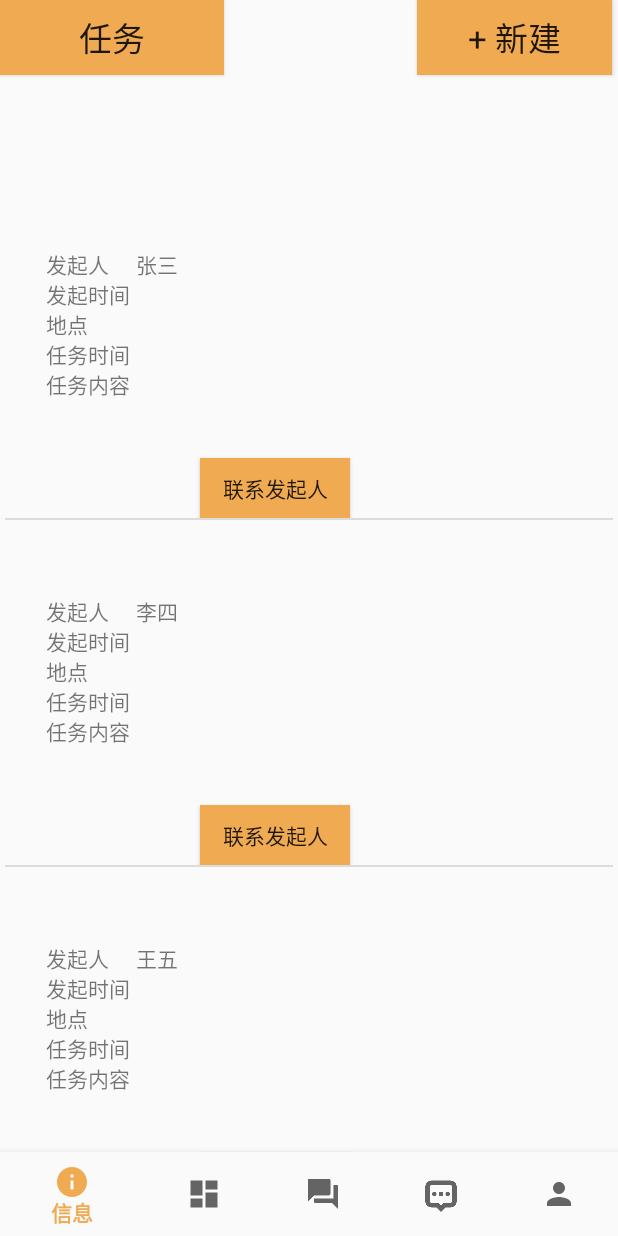
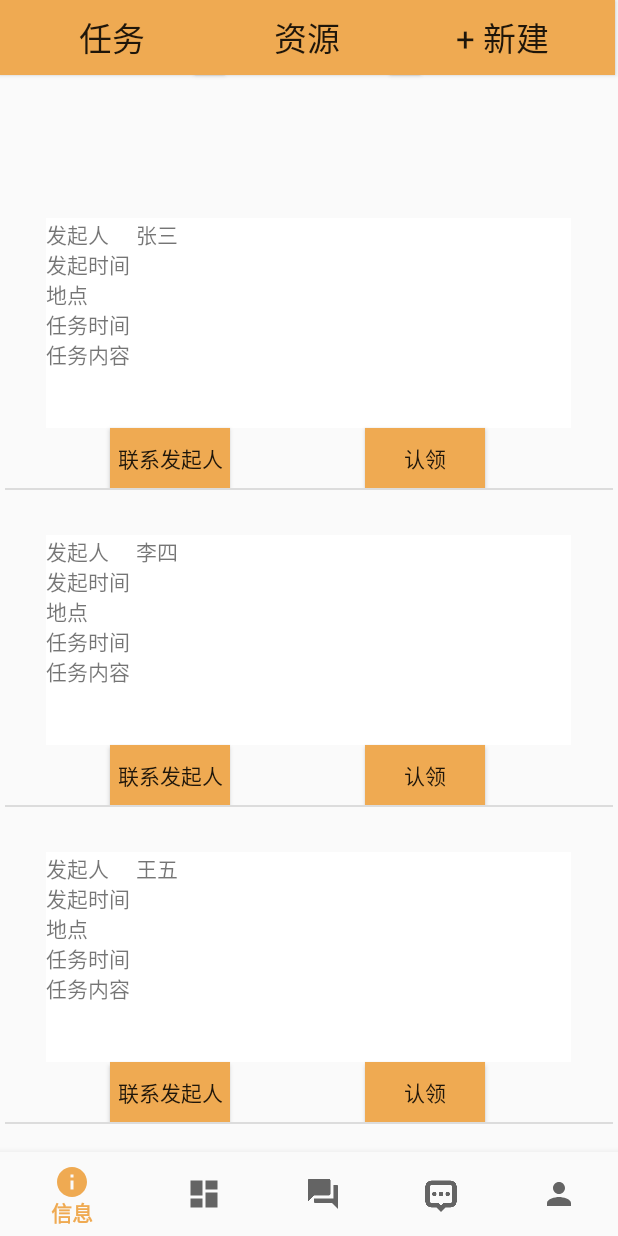
Before and after one commit to Cheungle/aid, an Android app: the DashboardFragment screen opened through its navigation route, after a tap on "任务", on a phone screen of 412 x 824 dp. Run offline under Robolectric (Android 15) with nearby library versions, the phone set to English and light mode, and no system bars; our stand-ins replace navigation-ui.

Commit message:
修改界面以及modell三个表

```diff
--- a/app/src/main/AndroidManifest.xml
+++ b/app/src/main/AndroidManifest.xml
@@ -66,7 +66,10 @@
             android:label="@string/app_name">
         </activity>
 
-        <activity android:name=".ui.dashboard.DashboardNewTaskReources"></activity>
+        <activity
+            android:name=".ui.dashboard.DashboardNewTaskReources"
+            android:label="@string/new_TR">
+        </activity>
 
     </application>
 
--- a/app/src/main/res/layout/fragment_dashboard.xml
+++ b/app/src/main/res/layout/fragment_dashboard.xml
@@ -4,40 +4,43 @@
     xmlns:tools="http://schemas.android.com/tools"
     android:layout_width="match_parent"
     android:layout_height="match_parent"
-    tools:context="com.example.aid.ui.dashboard.DashboardFragment">
+    tools:context=".ui.dashboard.DashboardFragment">
+
+
+    <Button
+        android:id="@+id/task_list"
+        android:layout_width="150dp"
+        android:layout_height="50dp"
+        android:layout_marginStart="0dp"
+        android:text="@string/task_tab"
+        android:background="#EFAA52"
+        android:textAppearance="@style/TextAppearance.AppCompat.Large"
+        app:layout_constraintStart_toStartOf="parent"
+        app:layout_constraintTop_toTopOf="parent"/>
+
+    <Button
+        android:id="@+id/resources_list"
+        android:layout_width="150dp"
+        android:layout_height="50dp"
+        android:layout_marginStart="130dp"
+        android:layout_marginTop="0dp"
+        android:text="@string/resources_tab"
+        android:background="#EFAA52"
+        android:textAppearance="@style/TextAppearance.AppCompat.Large"
+        app:layout_constraintStart_toStartOf="@id/task_list"
+        app:layout_constraintTop_toTopOf="parent"/>
 
     <Button
         android:id="@+id/new_task_resources"
-        android:layout_width="130dp"
+        android:layout_width="150dp"
         android:layout_height="50dp"
-        android:layout_marginEnd="4dp"
+        android:layout_marginStart="130dp"
+        android:layout_marginTop="0dp"
+        android:text="@string/new_button_tab"
         android:background="#EFAA52"
-        android:text="@string/new_button_tab"
         android:textAppearance="@style/TextAppearance.AppCompat.Large"
-        app:layout_constraintEnd_toEndOf="parent"
-        app:layout_constraintTop_toTopOf="parent" />
-
-    <Button
-        android:id="@+id/task_list"
-        android:layout_width="149dp"
-        android:layout_height="50dp"
-        android:background="#EFAA52"
-        android:text="@string/task_tab"
-        android:textAppearance="@style/TextAppearance.AppCompat.Large"
-        app:layout_constraintStart_toStartOf="parent"
-        app:layout_constraintTop_toTopOf="parent" />
-
-    <Button
-        android:id="@+id/resources_list"
-        android:layout_width="130dp"
-        android:layout_height="50dp"
-        android:background="#EFAA52"
-        android:text="@string/resources_tab"
-        android:textAppearance="@style/TextAppearance.AppCompat.Large"
-        app:layout_constraintEnd_toStartOf="@+id/task_list"
-        app:layout_constraintHorizontal_bias="0.484"
-        app:layout_constraintStart_toEndOf="@+id/new_task_resources"
-        app:layout_constraintTop_toTopOf="parent" />
+        app:layout_constraintStart_toStartOf="@id/resources_list"
+        app:layout_constraintTop_toTopOf="parent"/>
 
     <ListView
         android:id="@+id/task_resources_list"
--- a/app/src/main/res/layout/fragment_dashboard_task_item.xml
+++ b/app/src/main/res/layout/fragment_dashboard_task_item.xml
@@ -13,7 +13,8 @@
         android:layout_height="20dp"
         android:layout_marginStart="27dp"
         android:layout_marginLeft="10dp"
-        android:layout_marginTop="50dp"
+        android:layout_marginTop="30dp"
+        android:background="#FFFFFF"
         android:text="@string/TR_sponsor"
         app:layout_constraintStart_toStartOf="parent"
         app:layout_constraintTop_toTopOf="parent" />
@@ -24,7 +25,8 @@
         android:layout_width="290dp"
         android:layout_height="20dp"
         android:layout_marginStart="60dp"
-        android:layout_marginTop="50dp"
+        android:layout_marginTop="30dp"
+        android:background="#FFFFFF"
         app:layout_constraintStart_toStartOf="@id/task_sponsor"
         app:layout_constraintTop_toTopOf="parent" />
 
@@ -34,6 +36,7 @@
         android:layout_height="20dp"
         android:layout_marginStart="27dp"
         android:layout_marginTop="20dp"
+        android:background="#FFFFFF"
         android:text="@string/TR_time"
         app:layout_constraintStart_toStartOf="parent"
         app:layout_constraintTop_toTopOf="@id/task_sponsor"/>
@@ -44,6 +47,7 @@
         android:layout_height="20dp"
         android:layout_marginStart="60dp"
         android:layout_marginTop="20dp"
+        android:background="#FFFFFF"
         app:layout_constraintStart_toStartOf="@id/task_time"
         app:layout_constraintTop_toTopOf="@id/task_sponsor_detail" />
 
@@ -53,6 +57,7 @@
         android:layout_height="20dp"
         android:layout_marginStart="27dp"
         android:layout_marginTop="40dp"
+        android:background="#FFFFFF"
         android:text="@string/TR_location"
         app:layout_constraintStart_toStartOf="parent"
         app:layout_constraintTop_toTopOf="@id/task_sponsor"/>
@@ -62,6 +67,7 @@
         android:layout_width="290dp"
         android:layout_height="20dp"
         android:layout_marginStart="60dp"
+        android:background="#FFFFFF"
         android:layout_marginTop="20dp"
         app:layout_constraintStart_toStartOf="@id/task_location"
         app:layout_constraintTop_toTopOf="@id/task_time_detail" />
@@ -72,6 +78,7 @@
         android:layout_height="20dp"
         android:layout_marginStart="27dp"
         android:layout_marginTop="60dp"
+        android:background="#FFFFFF"
         android:text="@string/T_time"
         app:layout_constraintStart_toStartOf="parent"
         app:layout_constraintTop_toTopOf="@id/task_sponsor"/>
@@ -82,6 +89,7 @@
         android:layout_height="20dp"
         android:layout_marginStart="60dp"
         android:layout_marginTop="20dp"
+        android:background="#FFFFFF"
         app:layout_constraintStart_toStartOf="@id/task_task_time"
         app:layout_constraintTop_toTopOf="@id/task_location_detail" />
 
@@ -91,6 +99,7 @@
         android:layout_height="60dp"
         android:layout_marginStart="27dp"
         android:layout_marginTop="80dp"
+        android:background="#FFFFFF"
         android:text="@string/T_content"
         app:layout_constraintStart_toStartOf="parent"
         app:layout_constraintTop_toTopOf="@id/task_sponsor"/>
@@ -101,6 +110,7 @@
         android:layout_height="60dp"
         android:layout_marginStart="60dp"
         android:layout_marginTop="20dp"
+        android:background="#FFFFFF"
         app:layout_constraintStart_toStartOf="@id/task_content"
         app:layout_constraintTop_toTopOf="@id/task_task_time_detail" />
 
@@ -108,9 +118,20 @@
         android:id="@+id/chat_with_task_sponsor"
         android:text="@string/chat_with_sponsor_button"
         android:background="#EFAA52"
-        android:layout_width="100dp"
+        android:layout_width="80dp"
         android:layout_height="40dp"
-        android:layout_marginStart="130dp"
+        android:layout_marginStart="70dp"
+        android:layout_marginTop="60dp"
+        app:layout_constraintStart_toStartOf="parent"
+        app:layout_constraintTop_toTopOf="@id/task_content_detail" />
+
+    <Button
+        android:id="@+id/accept_task"
+        android:text="@string/accept_TR"
+        android:background="#EFAA52"
+        android:layout_width="80dp"
+        android:layout_height="40dp"
+        android:layout_marginStart="240dp"
         android:layout_marginTop="60dp"
         app:layout_constraintStart_toStartOf="parent"
         app:layout_constraintTop_toTopOf="@id/task_content_detail" />
--- a/app/src/main/res/values/strings.xml
+++ b/app/src/main/res/values/strings.xml
@@ -65,4 +65,6 @@
     <string name="save">保存</string>
     <string name="cancel">取消</string>
     <string name="title_task_resources">任务资源</string>
+    <string name="new_TR">新建任务资源</string>
+    <string name="accept_TR">认领</string>
 </resources>
```
Also changed, not shown: app/src/main/java/com/example/aid/data/model/completedtask.java (added, +16 -0 lines), app/src/main/java/com/example/aid/data/model/receivedtask.java (added, +24 -0 lines), app/src/main/java/com/example/aid/data/model/task.java (added, +32 -0 lines), app/src/main/res/layout/fragment_dashboard_new_task_resources.xml (+22 -15 lines), app/src/main/res/layout/fragment_dashboard_resources_item.xml (+25 -4 lines).
